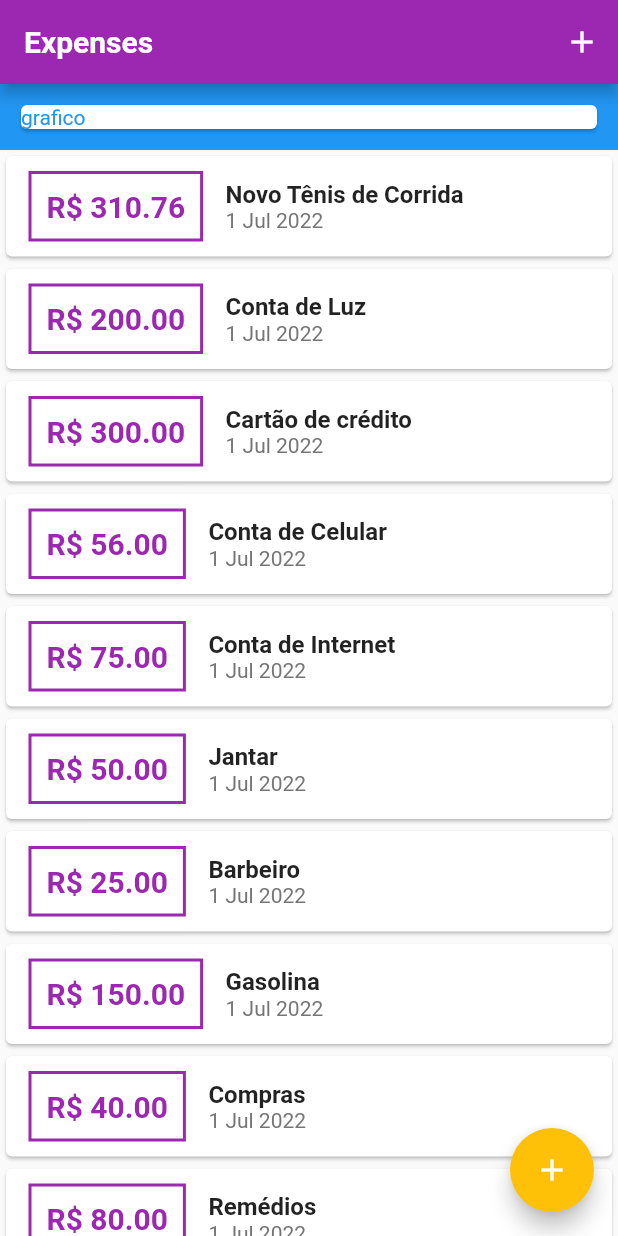
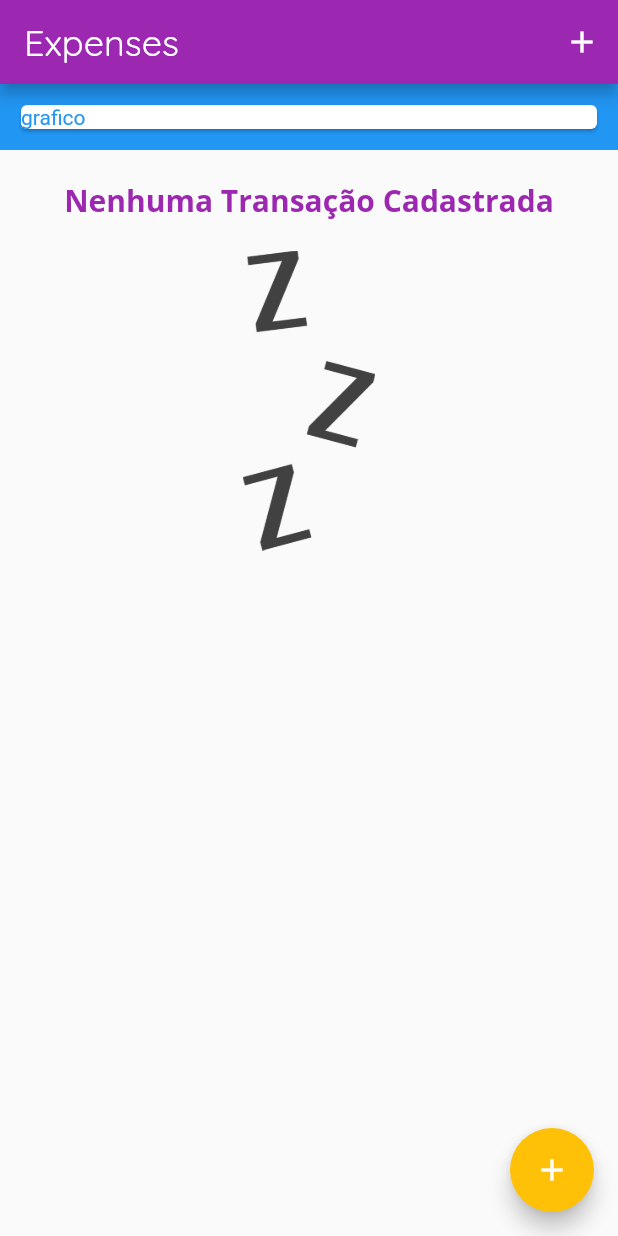
Before and after one commit to bycampilongo/expenses, a Flutter app: the screen it shows after launch, on a phone screen of 412 x 824 dp. Run offline on Flutter 3.47's test engine with Material 2 defaults, Android fonts, the phone set to English and light mode, and no system bars.

```diff
--- a/lib/components/transaction_list.dart
+++ b/lib/components/transaction_list.dart
@@ -10,8 +10,30 @@ class TransactionList extends StatelessWidget {
   @override
   Widget build(BuildContext context) {
     return Container(
-      height: 800,
-      child: ListView.builder(
+      height: 600,
+      child: transactions.isEmpty
+          ? Column(
+              children: [
+                SizedBox(
+                  height: 20,
+                ),
+                Text(
+                  'Nenhuma Transação Cadastrada',
+                  style: Theme.of(context).textTheme.headline6,
+                ),
+                SizedBox(
+                  height: 20,
+                ),
+                Container(
+                  height: 200,
+                  child: Image.asset(
+                    'assets/images/waiting.png',
+                    fit: BoxFit.cover,
+                  ),
+                ),
+              ],
+            )
+          : ListView.builder(
               itemCount: transactions.length,
               itemBuilder: (ctx, index) {
                 final tr = transactions[index];
--- a/lib/main.dart
+++ b/lib/main.dart
@@ -25,9 +25,9 @@ class ExpensesApp extends StatelessWidget {
         ),
         appBarTheme: AppBarTheme(
           titleTextStyle: TextStyle(
-            fontFamily: 'OpenSans',
-            fontSize: 20,
-            fontWeight: FontWeight.bold,
+            fontFamily: 'Quicksand',
+            fontSize: 24,
+            // fontWeight: FontWeight.bold,
           ),
         ),
       ),
--- a/lib/pages/my_home_page.dart
+++ b/lib/pages/my_home_page.dart
@@ -12,67 +12,67 @@ class MyHomePage extends StatefulWidget {
 }
 
 class _MyHomePageState extends State<MyHomePage> {
-  final _transactions = [
-    Transaction(
-      id: 't1',
-      title: 'Novo Tênis de Corrida',
-      value: 310.76,
-      date: DateTime.now(),
-    ),
-    Transaction(
-      id: 't2',
-      title: 'Conta de Luz',
-      value: 200.00,
-      date: DateTime.now(),
-    ),
-    Transaction(
-      id: 't2',
-      title: 'Cartão de crédito',
-      value: 300.00,
-      date: DateTime.now(),
-    ),
-    Transaction(
-      id: 't3',
-      title: 'Conta de Celular',
-      value: 56.00,
-      date: DateTime.now(),
-    ),
-    Transaction(
-      id: 't4',
-      title: 'Conta de Internet',
-      value: 75.00,
-      date: DateTime.now(),
-    ),
-    Transaction(
-      id: 't5',
-      title: 'Jantar',
-      value: 50.00,
-      date: DateTime.now(),
-    ),
-    Transaction(
-      id: 't5',
-      title: 'Barbeiro',
-      value: 25.00,
-      date: DateTime.now(),
-    ),
-    Transaction(
-      id: 't7',
-      title: 'Gasolina',
-      value: 150.00,
-      date: DateTime.now(),
-    ),
-    Transaction(
-      id: 't8',
-      title: 'Compras',
-      value: 40.00,
-      date: DateTime.now(),
-    ),
-    Transaction(
-      id: 't6',
-      title: 'Remédios',
-      value: 80.00,
-      date: DateTime.now(),
-    ),
+  final List<Transaction> _transactions = [
+    // Transaction(
+    //   id: 't1',
+    //   title: 'Novo Tênis de Corrida',
+    //   value: 310.76,
+    //   date: DateTime.now(),
+    // ),
+    // Transaction(
+    //   id: 't2',
+    //   title: 'Conta de Luz',
+    //   value: 200.00,
+    //   date: DateTime.now(),
+    // ),
+    // Transaction(
+    //   id: 't2',
+    //   title: 'Cartão de crédito',
+    //   value: 300.00,
+    //   date: DateTime.now(),
+    // ),
+    // Transaction(
+    //   id: 't3',
+    //   title: 'Conta de Celular',
+    //   value: 56.00,
+    //   date: DateTime.now(),
+    // ),
+    // Transaction(
+    //   id: 't4',
+    //   title: 'Conta de Internet',
+    //   value: 75.00,
+    //   date: DateTime.now(),
+    // ),
+    // Transaction(
+    //   id: 't5',
+    //   title: 'Jantar',
+    //   value: 50.00,
+    //   date: DateTime.now(),
+    // ),
+    // Transaction(
+    //   id: 't5',
+    //   title: 'Barbeiro',
+    //   value: 25.00,
+    //   date: DateTime.now(),
+    // ),
+    // Transaction(
+    //   id: 't7',
+    //   title: 'Gasolina',
+    //   value: 150.00,
+    //   date: DateTime.now(),
+    // ),
+    // Transaction(
+    //   id: 't8',
+    //   title: 'Compras',
+    //   value: 40.00,
+    //   date: DateTime.now(),
+    // ),
+    // Transaction(
+    //   id: 't6',
+    //   title: 'Remédios',
+    //   value: 80.00,
+    //   date: DateTime.now(),
+    // ),
   ];
 
   _addTransaction(String title, double value) {
```
Also changed, not shown: pubspec.yaml (+13 -12 lines), assets/fonts/OpenSans-Bold.ttf (added), assets/fonts/OpenSans-Regular.ttf (added), assets/fonts/Quicksand-Bold.ttf (added), assets/fonts/Quicksand-Regular.ttf (added), assets/images/waiting.png (added). Lines whose indentation alone changed are shown as unchanged.
